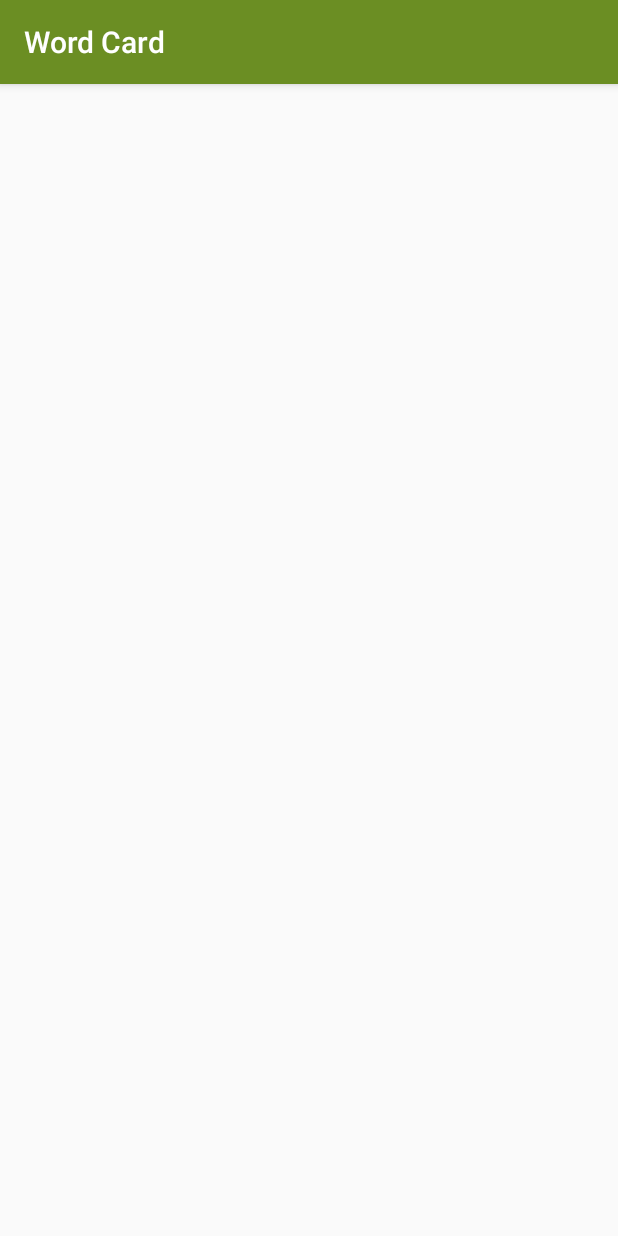
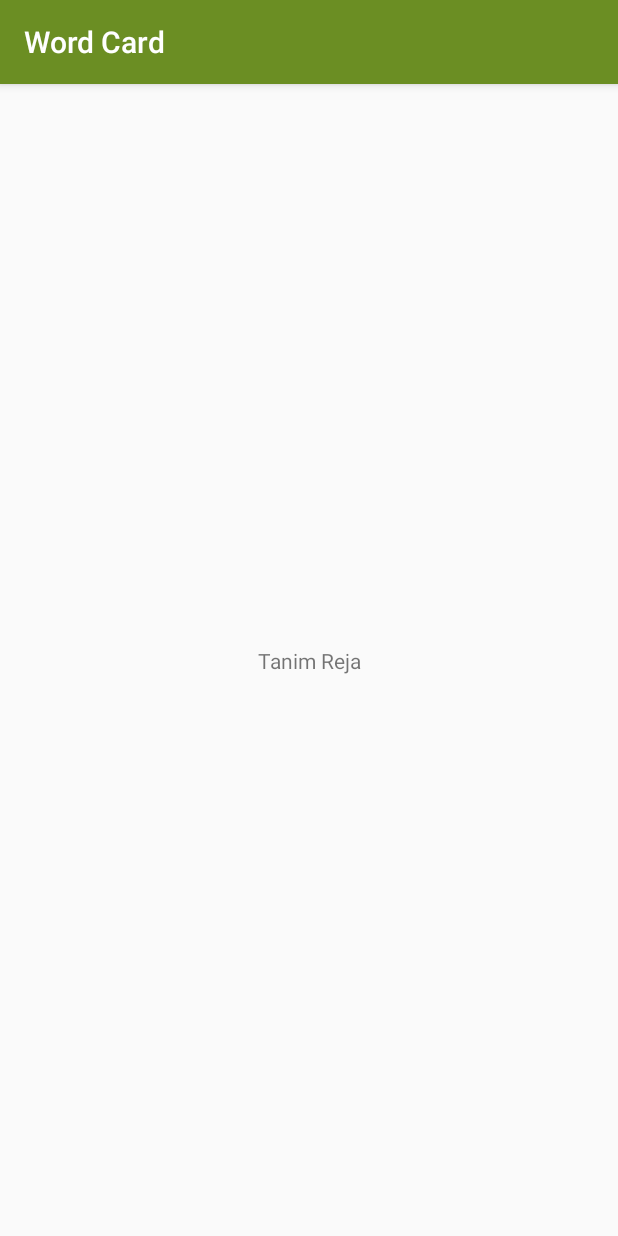
Before and after one commit to Jolpai/WordCard, an Android app: the screen it shows after launch (Test), on a phone screen of 412 x 824 dp. Run offline under Robolectric (Android 15) with nearby library versions, the phone set to English and light mode, and no system bars; our stand-ins replace data binding.

Commit message:
add test

```diff
--- a/app/src/main/java/jolpai/com/wordcard/view/Test.kt
+++ b/app/src/main/java/jolpai/com/wordcard/view/Test.kt
@@ -3,17 +3,21 @@ package jolpai.com.wordcard.view
 import android.databinding.DataBindingUtil
 import android.support.v7.app.AppCompatActivity
 import android.os.Bundle
+import android.widget.TextView
 import jolpai.com.wordcard.R
 import jolpai.com.wordcard.databinding.ActivityTestBinding
 
 class Test : AppCompatActivity() {
 
+
     override fun onCreate(savedInstanceState: Bundle?) {
         super.onCreate(savedInstanceState)
-
-        val binding : ActivityTestBinding = DataBindingUtil.setContentView(this,R.layout.activity_test)
-        binding.lifecycleOwner = this
+        setContentView(R.layout.activity_test)
+       // val binding : ActivityTestBinding = DataBindingUtil.setContentView(this,R.layout.activity_test)
+       // binding.lifecycleOwner = this
         //binding.viewModel
+        val name : TextView = findViewById(R.id.title)
+        name.text="Tanim Reja"
 
     }
 }
--- a/app/src/main/java/jolpai/com/wordcard/view/view_model/TestViewModel.kt
+++ b/app/src/main/java/jolpai/com/wordcard/view/view_model/TestViewModel.kt
@@ -15,4 +15,6 @@ class TestViewModel : ViewModel() {
         liveWordList.value = wordList
         return liveWordList
     }
+
+     var name = "Tanim Reja"
 }
--- a/app/src/main/res/layout/activity_test.xml
+++ b/app/src/main/res/layout/activity_test.xml
@@ -3,8 +3,7 @@
     xmlns:tools="http://schemas.android.com/tools">
 
     <data>
-        <variable name="name" type="String"/>
-        <variable name="lastName" type="String"/>
+        <variable name="testModel" type="jolpai.com.wordcard.view.view_model.TestViewModel"/>
     </data>
 
     <android.support.constraint.ConstraintLayout
@@ -17,9 +16,11 @@
             android:id="@+id/title"
             android:layout_width="wrap_content"
             android:layout_height="wrap_content"
-            android:text="@{name}"
+            android:text="@{testModel.name}"
+            app:layout_constraintBottom_toBottomOf="parent"
             app:layout_constraintEnd_toEndOf="parent"
-            app:layout_constraintStart_toStartOf="parent" />
+            app:layout_constraintStart_toStartOf="parent"
+            app:layout_constraintTop_toTopOf="parent" />
     </android.support.constraint.ConstraintLayout>
 
 </layout>
```
Also changed, not shown: app/src/main/java/jolpai/com/wordcard/view/TestAdapter.kt (+1 -10 lines).
